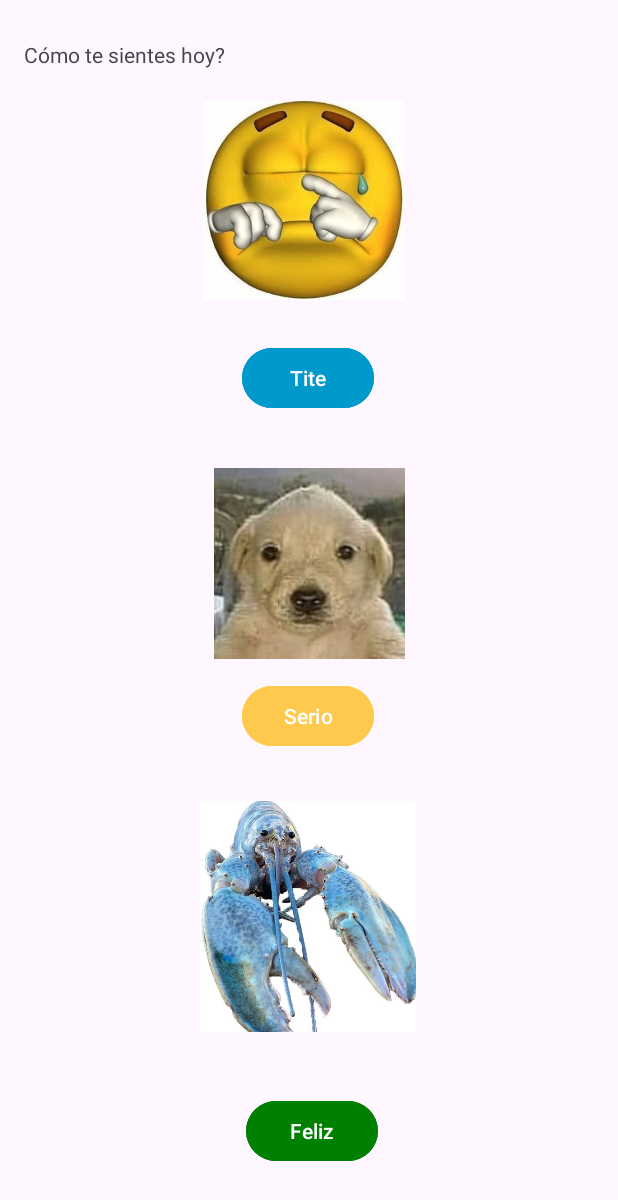
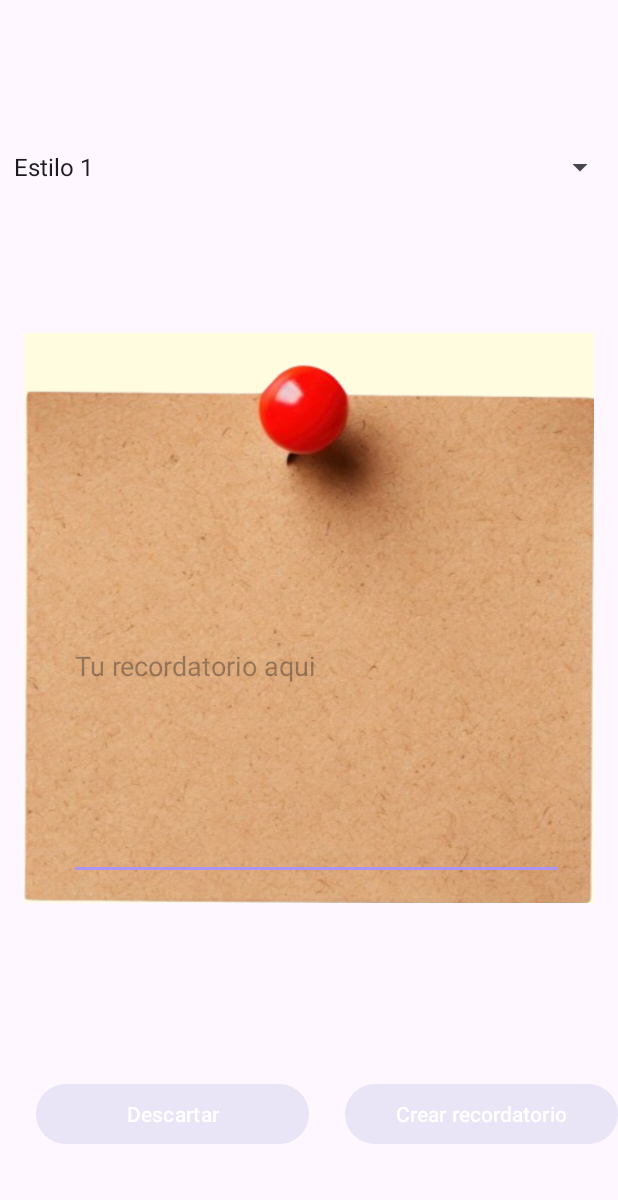
Before and after one commit to Tidechi/YIPPIEEE, an Android app: the screen it shows after launch (AnimosVista before the commit, AgregarRecordatorios after it), after a tap on "VistaCalendarioBeta", on a phone screen of 412 x 824 dp. Shown: the top 1200 px of the screen. Run offline under Robolectric (Android 15) with nearby library versions, the phone set to English and light mode, and no system bars.

Commit message:
En el debug dejé una versión que funciona de los recordatorios con cambio de fondo y todo.

```diff
--- a/app/src/main/AndroidManifest.xml
+++ b/app/src/main/AndroidManifest.xml
@@ -18,6 +18,9 @@
             android:exported="false" />
         <activity
             android:name=".CheckListYIPPIEEE"
+            android:exported="false" />
+        <activity
+            android:name=".AgregarRecordatorios"
             android:exported="false" />
         <activity
             android:name=".MainActivity"
--- a/app/src/main/java/com/example/proyectodeejemplo/AgregarRecordatorios.java
+++ b/app/src/main/java/com/example/proyectodeejemplo/AgregarRecordatorios.java
@@ -1,22 +1,110 @@
 package com.example.proyectodeejemplo;
 
 import android.os.Bundle;
+import android.view.View;
+import android.widget.AdapterView;
+import android.widget.ArrayAdapter;
+import android.widget.Toast;
 
 import androidx.appcompat.app.AppCompatActivity;
 
 import com.example.proyectodeejemplo.databinding.AgregarrecordatoriosBinding;
 import com.example.proyectodeejemplo.databinding.ActivityMainBinding;
 
+import java.util.Calendar;
+
 public class AgregarRecordatorios extends AppCompatActivity {
 
     AgregarrecordatoriosBinding binding;
+    public String fechaDeHoy;
+    public String fechaSeleccionada;
 
     @Override
     protected void onCreate(Bundle savedInstanceState) {
         super.onCreate(savedInstanceState);
 
         binding = AgregarrecordatoriosBinding.inflate(getLayoutInflater());
+        fechaDeHoy = getTodaysDate();
+        DatabaseManager dbManager = new DatabaseManager(this);
+        String[] estilosDeRecordatorio = {"Estilo 1", "Estilo 2", "Estilo 3", "Estilo 4", "Estilo 5", "Estilo 6"};
+
+        //Spinner adapter beta
+        ArrayAdapter<String> adapter = new ArrayAdapter<>(this, android.R.layout.simple_spinner_item, estilosDeRecordatorio);
+        adapter.setDropDownViewResource(android.R.layout.simple_spinner_dropdown_item);
+        binding.tiponotaSpinner.setAdapter(adapter);
+
+        binding.fechaview.setText(fechaDeHoy);
+
+        // Load reminder for today's date if it exists
+        Recordatorio existingRecordatorio = dbManager.findRecordatorioByFechaGPT(fechaDeHoy);
+        if (existingRecordatorio != null) {
+            binding.textoRecord.setText(existingRecordatorio.getTexto());
+            int spinnerPosition = existingRecordatorio.getTiponota() - 1;  // Adjust for array index
+            binding.tiponotaSpinner.setSelection(spinnerPosition);
+            Toast.makeText(this, "Recordatorio cargado para hoy", Toast.LENGTH_SHORT).show();
+        }
+
+        binding.buttonAceptar.setOnClickListener(view -> {
+            String fecha = fechaDeHoy;
+            String texto = binding.textoRecord.getText().toString();
+            int tiponota = binding.tiponotaSpinner.getSelectedItemPosition() + 1;
+            int sticker = 1;  // Assuming a default value or adapt as needed
+
+            if (texto.isEmpty()) {
+                Toast.makeText(this, "Por favor, complete todos los campos.", Toast.LENGTH_SHORT).show();
+            } else {
+                Recordatorio recordatorio = new Recordatorio(0, tiponota, sticker, fecha, texto);
+                if (existingRecordatorio != null) {
+                    dbManager.updateRecordatorio(recordatorio);
+                    Toast.makeText(this, "Recordatorio actualizado", Toast.LENGTH_SHORT).show();
+                } else {
+                    dbManager.insertRecordatorio(recordatorio);
+                    Toast.makeText(this, "Recordatorio agregado", Toast.LENGTH_SHORT).show();
+                }
+            }
+        });
+        binding.buttonDescartar.setOnClickListener(view -> {
+            binding.textoRecord.setText("");
+            Toast.makeText(this, "Recordatorio descartado", Toast.LENGTH_SHORT).show();
+        });
+
+        binding.tiponotaSpinner.setOnItemSelectedListener(new AdapterView.OnItemSelectedListener() {
+            @Override
+            public void onItemSelected(AdapterView<?> adapterView, View view, int position, long id) {
+                int selectedItem = position + 1;
+                binding.imageView.setImageResource(getResources().getIdentifier("sticky" + selectedItem, "drawable", getPackageName()));
+                Toast.makeText(AgregarRecordatorios.this, "Seleccionaste: " + selectedItem, Toast.LENGTH_SHORT).show();
+            }
+
+            @Override
+            public void onNothingSelected(AdapterView<?> adapterView) {
+                //si no se selecciona nada...
+
+            }
+        });
+
+
+
+
+
 
         setContentView(binding.getRoot());
     }
+
+    private String getTodaysDate() {
+        Calendar cal = Calendar.getInstance();
+        int year = cal.get(Calendar.YEAR);
+        int month = cal.get(Calendar.MONTH) +1;
+        int day = cal.get(Calendar.DAY_OF_MONTH);
+        return  makeDateString(day, month, year);
+    }
+
+    private String makeDateString(int day, int month, int year) {
+        return day + "/" + month + "/" + year;
+    }
+
+
+
+
+
 }
--- a/app/src/main/java/com/example/proyectodeejemplo/debugMenu.java
+++ b/app/src/main/java/com/example/proyectodeejemplo/debugMenu.java
@@ -22,7 +22,7 @@ public class debugMenu extends AppCompatActivity {
         binding.button1.setOnClickListener(new View.OnClickListener() {
             @Override
             public void onClick(View v) {
-                Intent intent = new Intent(debugMenu.this, AnimosVista.class);
+                Intent intent = new Intent(debugMenu.this, AgregarRecordatorios.class);
                 startActivity(intent);
             }
         });
--- a/app/src/main/res/layout/agregarrecordatorios.xml
+++ b/app/src/main/res/layout/agregarrecordatorios.xml
@@ -8,34 +8,32 @@
 
     <Button
         android:id="@+id/buttonDescartar"
-        android:layout_width="0dp"
+        android:layout_width="182dp"
         android:layout_height="wrap_content"
-        android:layout_marginStart="16dp"
         android:layout_marginTop="56dp"
-        android:layout_marginEnd="16dp"
-        android:layout_marginBottom="72dp"
         android:text="Descartar"
         app:layout_constraintBottom_toBottomOf="parent"
+        app:layout_constraintEnd_toEndOf="parent"
         app:layout_constraintEnd_toStartOf="@+id/buttonAceptar"
         app:layout_constraintHorizontal_bias="0.5"
-        app:layout_constraintHorizontal_chainStyle="spread"
         app:layout_constraintStart_toStartOf="parent"
-        app:layout_constraintTop_toBottomOf="@+id/layout" />
+        app:layout_constraintTop_toBottomOf="@+id/layout"
+        app:layout_constraintVertical_bias="0.513" />
 
     <Button
         android:id="@+id/buttonAceptar"
-        android:layout_width="0dp"
+        android:layout_width="182dp"
         android:layout_height="wrap_content"
+        android:layout_marginStart="31dp"
         android:layout_marginTop="56dp"
-        android:layout_marginEnd="16dp"
-        android:layout_marginBottom="8dp"
         android:text="Crear recordatorio"
         app:layout_constraintBottom_toBottomOf="parent"
         app:layout_constraintEnd_toEndOf="parent"
-        app:layout_constraintHorizontal_bias="0.5"
+        app:layout_constraintHorizontal_bias="1.0"
         app:layout_constraintStart_toEndOf="@+id/buttonDescartar"
+        app:layout_constraintStart_toStartOf="parent"
         app:layout_constraintTop_toBottomOf="@+id/layout"
-        app:layout_constraintVertical_bias="0.0" />
+        app:layout_constraintVertical_bias="0.513" />
 
     <RelativeLayout
         android:id="@+id/layout"
@@ -55,7 +53,7 @@
             android:layout_width="match_parent"
             android:layout_height="match_parent"
             android:scaleType="centerCrop"
-            app:srcCompat="@drawable/sticky7" />
+            app:srcCompat="@drawable/sticky2" />
 
         <EditText
             android:id="@+id/textoRecord"
@@ -79,9 +77,19 @@
             android:layout_marginBottom="15dp"
             android:hint="25/10/2024"
             android:textAlignment="textEnd"
-            android:textSize="24sp" />
+            android:textSize="24sp"
+            android:visibility="invisible" />
 
 
     </RelativeLayout>
 
+    <Spinner
+        android:id="@+id/tiponotaSpinner"
+        android:layout_width="409dp"
+        android:layout_height="wrap_content"
+        app:layout_constraintBottom_toTopOf="@+id/layout"
+        app:layout_constraintEnd_toEndOf="parent"
+        app:layout_constraintStart_toStartOf="parent"
+        app:layout_constraintTop_toTopOf="parent" />
+
 </androidx.constraintlayout.widget.ConstraintLayout>
```
Also changed, not shown: app/src/main/java/com/example/proyectodeejemplo/DatabaseManager.java (+49 -2 lines), app/src/main/res/drawable/sticky2.png (renamed from app/src/main/res/drawable/sticky7.png).
